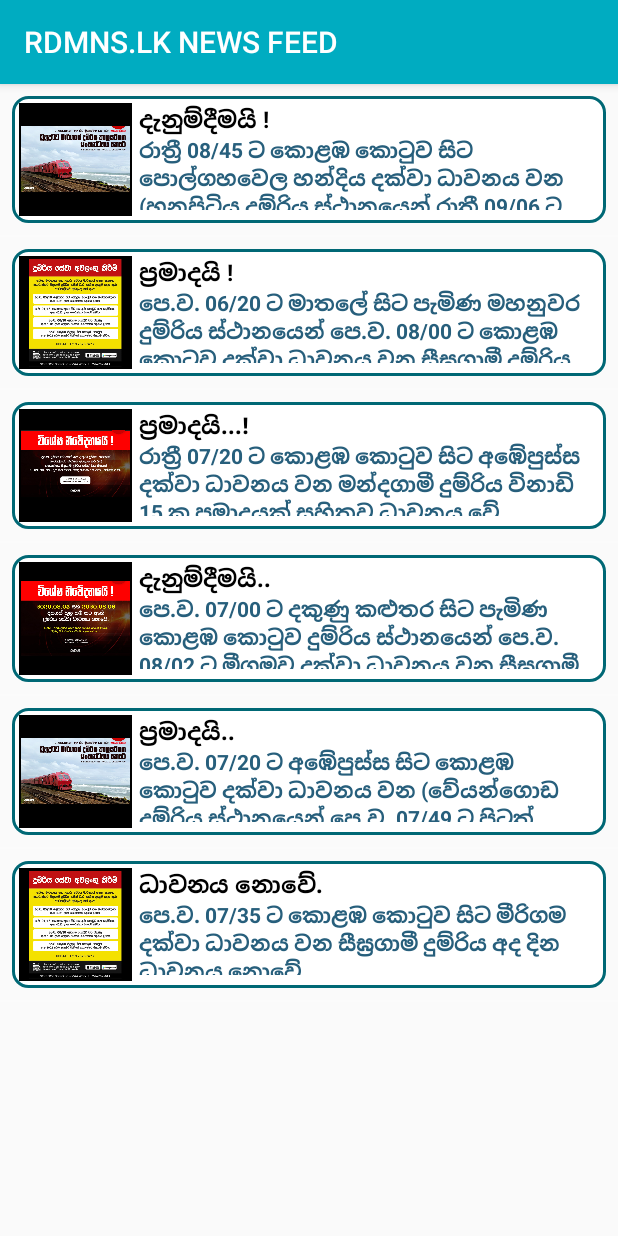
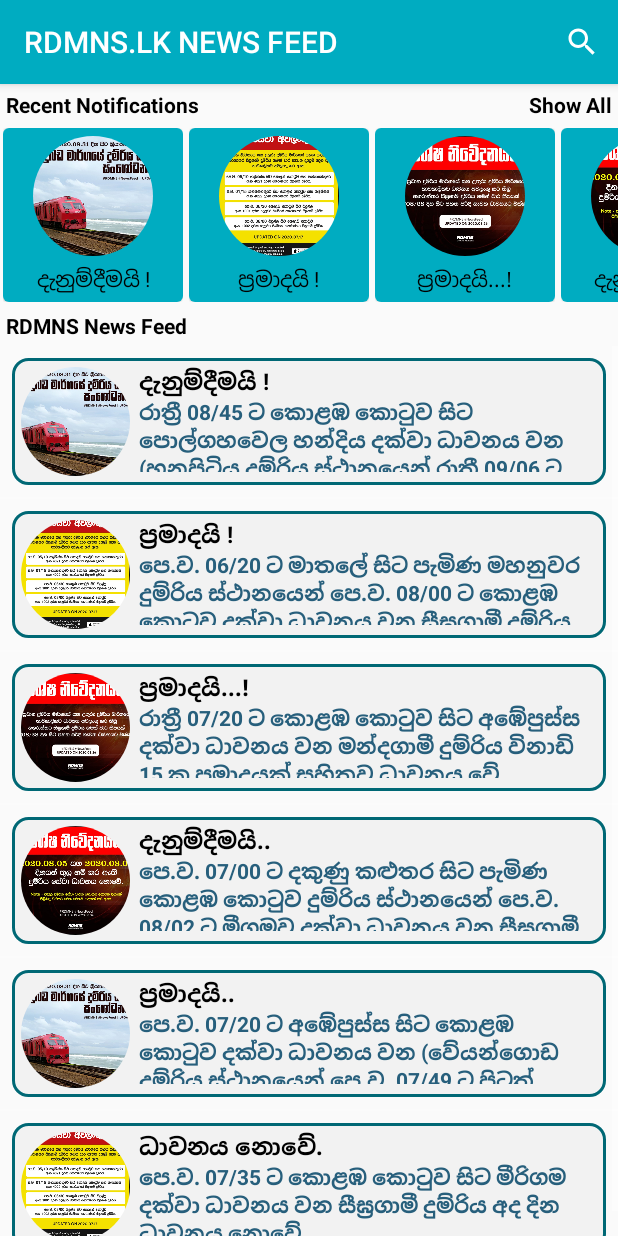
Before and after one commit to niroshan-ran/RDMNS_LK_REDESIGNED, an Android app: the MainNewsFeed screen opened directly, with no data from a screen before it, on a phone screen of 412 x 824 dp. Run offline under Robolectric (Android 15) with nearby library versions, the phone set to English and light mode, and no system bars; our stand-ins replace CircleImageView; pictures from the network do not load.

Commit message:
search news and UI changes

```diff
--- a/app/src/main/java/com/uee/rdmns_lk_redesigned/MainNewsFeed.java
+++ b/app/src/main/java/com/uee/rdmns_lk_redesigned/MainNewsFeed.java
@@ -4,24 +4,40 @@ import android.annotation.SuppressLint;
 import android.content.Context;
 import android.content.Intent;
 import android.os.Bundle;
+import android.view.LayoutInflater;
+import android.view.Menu;
+import android.view.MenuItem;
 import android.view.View;
 import android.view.ViewGroup;
+import android.widget.AdapterView;
 import android.widget.BaseAdapter;
+import android.widget.Filter;
+import android.widget.Filterable;
 import android.widget.ImageView;
+import android.widget.LinearLayout;
 import android.widget.ListView;
+import android.widget.SearchView;
 import android.widget.TextView;
+import android.widget.Toast;
 
+import androidx.annotation.NonNull;
 import androidx.appcompat.app.AppCompatActivity;
+import androidx.recyclerview.widget.LinearLayoutManager;
+import androidx.recyclerview.widget.RecyclerView;
 
+import com.bumptech.glide.Glide;
 import com.uee.rdmns_lk_redesigned.mainNewsFeed.NewsFeedModel;
 
 import java.util.ArrayList;
 import java.util.List;
 
+import de.hdodenhof.circleimageview.CircleImageView;
+
 public class MainNewsFeed extends AppCompatActivity {
 
     ListView NewsFeed_listView;
     int newsBanners[] = {R.drawable.news1, R.drawable.news2, R.drawable.news3, R.drawable.news4, R.drawable.news1, R.drawable.news2};
+    //String newsBanners1[] = {R.drawable.news1, R.drawable.news2, R.drawable.news3, R.drawable.news4, R.drawable.news1, R.drawable.news2};
     String newsTopics[] = {"දැනුම්දීමයි !","ප්\u200Dරමාදයි !","ප්\u200Dරමාදයි...!","දැනුම්දීමයි..","ප්\u200Dරමාදයි..","ධාවනය නොවේ."};
     String newsDescription[] = {"රාත්\u200Dරී 08/45 ට කොළඹ කොටුව සිට පොල්ගහවෙල හන්දිය දක්වා ධාවනය වන (හුනුපිටිය දුම්රිය ස්ථානයෙන් රාත්\u200Dරී 09/06 ට පිටත් වීමට නියමිත) මන්දගාමී දුම්රිය විනාඩි 19 ක ප්\u200Dරමාදයක් සහිතව ධාවනය වේ.", "පෙ.ව. 06/20 ට මාතලේ සිට පැමිණ මහනුවර දුම්රිය ස්ථානයෙන් පෙ.ව. 08/00 ට කොළඹ කොටුව දක්වා ධාවනය වන සීඝ්\u200Dරගාමී දුම්රිය විනාඩි 28 ක පමණ ප්\u200Dරමාදයක් සහිතව ධාවනය වේ.\n" +
             "\n" +
@@ -36,6 +52,7 @@ public class MainNewsFeed extends AppCompatActivity {
             "කොළඹ කොටුව දුම්රිය ස්ථානය."};
 
     List<NewsFeedModel> listNewsFeed = new ArrayList<>();
+    List<NewsFeedModel> listNewsFeed1 = new ArrayList<>();
 
     CustomAdapter customAdapter;
 
@@ -43,6 +60,8 @@ public class MainNewsFeed extends AppCompatActivity {
     protected void onCreate(Bundle savedInstanceState) {
         super.onCreate(savedInstanceState);
         setContentView(R.layout.activity_news_feed);
+
+        initRecycleView();
 
         NewsFeed_listView = findViewById(R.id.NewsFeedListview);
 
@@ -57,7 +76,7 @@ public class MainNewsFeed extends AppCompatActivity {
 
     }
 
-    public class CustomAdapter extends BaseAdapter{
+    public class CustomAdapter extends BaseAdapter implements Filterable {
 
         private List<NewsFeedModel> newsFeedModelList;
         private List<NewsFeedModel> newsFeedModelListFiltered;
@@ -105,5 +124,176 @@ public class MainNewsFeed extends AppCompatActivity {
 
             return view;
         }
+
+        @Override
+        public Filter getFilter() {
+            Filter filter = new Filter() {
+                @Override
+                protected FilterResults performFiltering(CharSequence charSequence) {
+                    FilterResults filterResults = new FilterResults();
+
+                    if(charSequence == null || charSequence.length() == 0){
+                        filterResults.count = newsFeedModelList.size();
+                        filterResults.values = newsFeedModelList;
+                    }else {
+                        String searchStr = charSequence.toString().toLowerCase();
+
+                        List<NewsFeedModel> resultData = new ArrayList<>();
+
+                        for (NewsFeedModel newsFeedModel: newsFeedModelList){
+                            if (newsFeedModel.getTopic().contains(searchStr) || newsFeedModel.getDesc().contains(searchStr)){
+                                resultData.add(newsFeedModel);
+                            }
+
+                            filterResults.count = resultData.size();
+                            filterResults.values = resultData;
+                        }
+                    }
+
+                    return filterResults;
+                }
+
+                @Override
+                protected void publishResults(CharSequence charSequence, FilterResults filterResults) {
+                    newsFeedModelListFiltered = (List<NewsFeedModel>) filterResults.values;
+                    notifyDataSetChanged();
+                }
+            };
+
+            return filter;
+        }
+    }
+
+
+
+    // load data to horizontal view
+
+    private void initRecycleView(){
+        LinearLayoutManager layoutManager = new LinearLayoutManager(this, LinearLayoutManager.HORIZONTAL, false);
+        RecyclerView recyclerView = findViewById(R.id.recyclerView);
+
+        recyclerView.setLayoutManager(layoutManager);
+
+        ArrayList<Integer> newsImgArray1 = new ArrayList<>();
+        ArrayList<String> newsTopicArray1 = new ArrayList<>();
+
+        for(int i = 0;i < newsTopics.length; i++ ){
+
+            newsImgArray1.add(newsBanners[i]);
+            newsTopicArray1.add(newsTopics[i]);
+
+        }
+
+        RecycleViewAdapter adapter = new RecycleViewAdapter(newsTopicArray1, newsImgArray1,this);
+        recyclerView.setAdapter(adapter);
+    }
+
+
+    // horizontal adapter view
+    public class RecycleViewAdapter extends RecyclerView.Adapter<RecycleViewAdapter.ViewHolder> {
+
+        private ArrayList<String> newsTopicsArray = new ArrayList<>();
+        private ArrayList<Integer> newsImgArray = new ArrayList<>();
+        private Context mContext;
+
+
+        public RecycleViewAdapter(ArrayList<String> newsTopicsArray, ArrayList<Integer> newsImgArray, Context mContext) {
+            this.newsTopicsArray = newsTopicsArray;
+            this.newsImgArray = newsImgArray;
+            this.mContext = mContext;
+        }
+
+        @NonNull
+        @Override
+        public ViewHolder onCreateViewHolder(@NonNull ViewGroup parent, int viewType) {
+
+            View view = LayoutInflater.from(parent.getContext()).inflate(R.layout.layout_horizontal_news_block, parent, false);
+            return new ViewHolder(view);
+        }
+
+        @Override
+        public void onBindViewHolder(@NonNull ViewHolder holder, final int position) {
+//            Glide.with(mContext)
+//                    .asBitmap()
+//                    .load(newsImgArray.get(position))
+//                    .into(holder.circleImageView);
+
+            for(int i = 0;i < newsTopics.length; i++ ){
+                NewsFeedModel newsFeedModel2 = new NewsFeedModel(newsTopics[i], newsDescription[i],newsBanners[i]);
+
+                listNewsFeed1.add(newsFeedModel2);
+            }
+
+            holder.circleImageView.setImageResource(newsImgArray.get(position));
+            holder.textViewTopic.setText(newsTopicsArray.get(position));
+
+            holder.circleImageView.setOnClickListener(new View.OnClickListener() {
+                @Override
+                public void onClick(View view) {
+                    startActivity(new Intent(MainNewsFeed.this, ViewNewsActivity.class).putExtra("news",listNewsFeed1.get(position)));
+                }
+            });
+        }
+
+        @Override
+        public int getItemCount() {
+            return newsTopicsArray.size();
+        }
+
+        public class ViewHolder extends RecyclerView.ViewHolder{
+            CircleImageView circleImageView;
+            TextView textViewTopic;
+
+            public ViewHolder(@NonNull View itemView) {
+                super(itemView);
+
+                circleImageView = itemView.findViewById(R.id.roundImageIcon);
+                textViewTopic = itemView.findViewById(R.id.NewsTopicRecycleView);
+
+
+            }
+
+        }
+
+    }
+
+
+    //search menu
+
+
+    @Override
+    public boolean onCreateOptionsMenu(Menu menu) {
+
+        getMenuInflater().inflate(R.menu.news_menu, menu);
+
+        MenuItem menuItem = menu.findItem(R.id.search_news);
+
+        SearchView searchView = (SearchView) menuItem.getActionView();
+        searchView.setOnQueryTextListener(new SearchView.OnQueryTextListener() {
+            @Override
+            public boolean onQueryTextSubmit(String s) {
+                return false;
+            }
+
+            @Override
+            public boolean onQueryTextChange(String s) {
+
+                customAdapter.getFilter().filter(s);
+                return true;
+            }
+        });
+
+        return true;
+    }
+
+    @Override
+    public boolean onOptionsItemSelected(@NonNull MenuItem item) {
+        int id = item.getItemId();
+
+        if(id == R.id.search_news){
+            return true;
+        }
+
+        return super.onOptionsItemSelected(item);
     }
 }
--- a/app/src/main/res/drawable/border_news_feed.xml
+++ b/app/src/main/res/drawable/border_news_feed.xml
@@ -21,6 +21,6 @@
         />
 
    <solid
-       android:color="#fff"
+       android:color="#f2f2f2"
        />
 </shape>
--- a/app/src/main/res/layout/activity_news_feed.xml
+++ b/app/src/main/res/layout/activity_news_feed.xml
@@ -6,16 +6,60 @@
     android:layout_width="match_parent"
     android:layout_height="match_parent"
     >
-    <LinearLayout xmlns:android="http://schemas.android.com/apk/res/android"
+
+    <LinearLayout
         android:layout_width="match_parent"
         android:layout_height="match_parent"
-        android:theme="@style/AppTheme.AppBarOverlay"
-        >
+        android:orientation="vertical"
+        android:theme="@style/AppTheme.AppBarOverlay">
+
+
+
+        <LinearLayout
+            android:layout_width="match_parent"
+            android:layout_height="wrap_content"
+            android:orientation="horizontal"
+            >
+
+            <TextView
+                android:layout_width="wrap_content"
+                android:layout_height="wrap_content"
+                android:text="Recent Notifications"
+                android:textStyle="bold"
+                android:padding="4dp"
+                android:textColor="#000"/>
+
+            <TextView
+                android:layout_width="match_parent"
+                android:layout_height="wrap_content"
+                android:padding="4dp"
+                android:text="Show All"
+                android:textAlignment="textEnd"
+                android:textColor="#000"
+                android:textStyle="bold" />
+        </LinearLayout>
+
+        <androidx.recyclerview.widget.RecyclerView
+            android:id="@+id/recyclerView"
+            android:layout_width="match_parent"
+            android:layout_height="120dp"
+            android:orientation="vertical">
+
+        </androidx.recyclerview.widget.RecyclerView>
+
+        <TextView
+            android:layout_width="match_parent"
+            android:layout_height="wrap_content"
+            android:padding="4dp"
+            android:textColor="#000"
+            android:textStyle="bold"
+            android:text="RDMNS News Feed" />
 
         <ListView
             android:id="@+id/NewsFeedListview"
             android:layout_width="match_parent"
-            android:layout_height="match_parent" />
+            android:layout_height="wrap_content" />
+
     </LinearLayout>
 
 </RelativeLayout>
--- /dev/null
+++ b/app/src/main/res/layout/layout_horizontal_news_block.xml
@@ -0,0 +1,54 @@
+<?xml version="1.0" encoding="utf-8"?>
+<RelativeLayout xmlns:android="http://schemas.android.com/apk/res/android"
+    android:layout_width="wrap_content"
+    android:layout_height="wrap_content"
+    xmlns:app="http://schemas.android.com/apk/res-auto"
+    android:layout_margin="2dp"
+
+    >
+
+    <androidx.cardview.widget.CardView
+        android:layout_width="120dp"
+        android:layout_height="120dp"
+        app:cardCornerRadius="4dp"
+        app:cardMaxElevation="2dp"
+        app:cardElevation="1dp"
+        android:layout_centerInParent="true">
+
+        <RelativeLayout
+            android:layout_width="match_parent"
+            android:layout_height="match_parent"
+            android:background="@color/colorPrimary">
+
+            <de.hdodenhof.circleimageview.CircleImageView
+                android:layout_width="80dp"
+                android:layout_height="80dp"
+                android:scaleType="centerCrop"
+                android:layout_marginTop="5dp"
+                android:layout_centerHorizontal="true"
+                android:id="@+id/roundImageIcon"
+                android:src="@drawable/ic_launcher_background"/>
+
+            <TextView
+                android:layout_width="wrap_content"
+                android:layout_height="20dp"
+                android:id="@+id/NewsTopicRecycleView"
+                android:text="NewsTopic"
+                android:layout_below="@id/roundImageIcon"
+                android:layout_centerHorizontal="true"
+                android:gravity="center"
+                android:layout_marginTop="5dp"
+                android:textColor="#000"
+                android:layout_marginBottom="5dp"
+                android:autoSizeTextType="uniform"
+                android:autoSizeMinTextSize="8sp"
+                android:autoSizeMaxTextSize="15dp"
+               />
+
+
+        </RelativeLayout>
+
+    </androidx.cardview.widget.CardView>
+
+
+</RelativeLayout>
--- a/app/src/main/res/layout/row_news_feed.xml
+++ b/app/src/main/res/layout/row_news_feed.xml
@@ -10,13 +10,14 @@
         android:background="@drawable/border_news_feed"
         android:layout_margin="8dp"
         >
-        <ImageView
+        <de.hdodenhof.circleimageview.CircleImageView
             android:id="@+id/newsBanner"
             android:src="@drawable/news2"
+            android:scaleType="centerCrop"
             android:padding="1dp"
-            android:background="#000000"
             android:layout_width="75dp"
             android:layout_height="75dp"/>
+
         <TextView
             android:id="@+id/newsTopic"
             android:layout_marginStart="80dp"
--- /dev/null
+++ b/app/src/main/res/menu/news_menu.xml
@@ -0,0 +1,12 @@
+<?xml version="1.0" encoding="utf-8"?>
+<menu xmlns:android="http://schemas.android.com/apk/res/android"
+    xmlns:app="http://schemas.android.com/apk/res-auto">
+
+    <item
+        android:id="@+id/search_news"
+        android:title="Search News"
+        android:icon="@android:drawable/ic_menu_search"
+        app:showAsAction="always"
+        app:actionViewClass="android.widget.SearchView" />
+
+</menu>
```
Also changed, not shown: app/build.gradle (+11 -1 lines).
